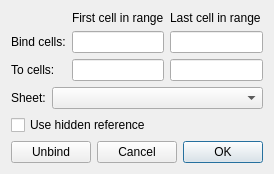
southseact-3d/fcd, file src/Mod/Spreadsheet/Gui/DlgBindSheet.ui: the form before one commit.
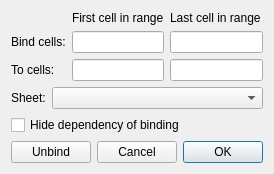
The form after the commit. Custom widgets are drawn as their Qt base class.

Commit message: [Spreadsheet] uniform and polish wording of binding feature

Patch:
```diff
--- a/src/Mod/Spreadsheet/Gui/DlgBindSheet.ui
+++ b/src/Mod/Spreadsheet/Gui/DlgBindSheet.ui
@@ -127,7 +127,7 @@
 with the referenced object. Use with caution!</string>
      </property>
      <property name="text">
-      <string>Use hidden reference</string>
+      <string>Hide dependency of binding</string>
      </property>
     </widget>
    </item>
```
Left out of the diff: 5 changed lines with no effect on the pictures. Lines whose indentation alone changed are shown as unchanged. The commit also changes 1 other file.
